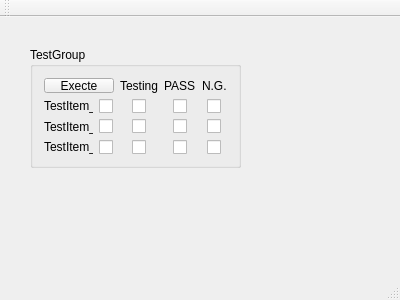
This is mainwindow.ui in w-029/Qt_QButtonGroup as Qt 5 draws it before an edit. The edited form follows.
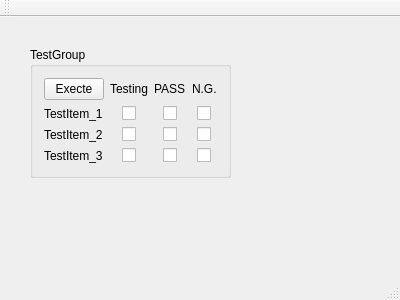
This is the edited form.

Commit message: optimize QbuttonGroup

Diff of the .ui file:
```diff
--- a/mainwindow.ui
+++ b/mainwindow.ui
@@ -19,8 +19,8 @@
      <rect>
       <x>30</x>
       <y>30</y>
-      <width>211</width>
-      <height>121</height>
+      <width>201</width>
+      <height>131</height>
      </rect>
     </property>
     <property name="sizePolicy">
@@ -33,13 +33,6 @@
      <string>TestGroup</string>
     </property>
     <layout class="QGridLayout" name="gridLayout">
-     <item row="2" column="1" alignment="Qt::AlignHCenter">
-      <widget class="QCheckBox" name="cb_assit_2">
-       <property name="text">
-        <string/>
-       </property>
-      </widget>
-     </item>
      <item row="2" column="0">
       <widget class="QLabel" name="label_5">
        <property name="text">
@@ -47,13 +40,6 @@
        </property>
       </widget>
      </item>
-     <item row="3" column="1" alignment="Qt::AlignHCenter">
-      <widget class="QCheckBox" name="cb_assit_3">
-       <property name="text">
-        <string/>
-       </property>
-      </widget>
-     </item>
      <item row="3" column="0">
       <widget class="QLabel" name="label_6">
        <property name="text">
@@ -128,20 +114,6 @@
        </property>
       </widget>
      </item>
-     <item row="0" column="0" colspan="2">
-      <widget class="QPushButton" name="pb_exe_group">
-       <property name="text">
-        <string>Execte</string>
-       </property>
-      </widget>
-     </item>
-     <item row="1" column="1" alignment="Qt::AlignHCenter">
-      <widget class="QCheckBox" name="cb_assit">
-       <property name="text">
-        <string/>
-       </property>
-      </widget>
-     </item>
      <item row="2" column="2" alignment="Qt::AlignHCenter">
       <widget class="QCheckBox" name="cb_testing_2">
        <property name="text">
@@ -184,6 +156,13 @@
        </property>
       </widget>
      </item>
+     <item row="0" column="0">
+      <widget class="QPushButton" name="pb_exe_group">
+       <property name="text">
+        <string>Execte</string>
+       </property>
+      </widget>
+     </item>
     </layout>
    </widget>
   </widget>
```
The commit also changes 3 other files.
